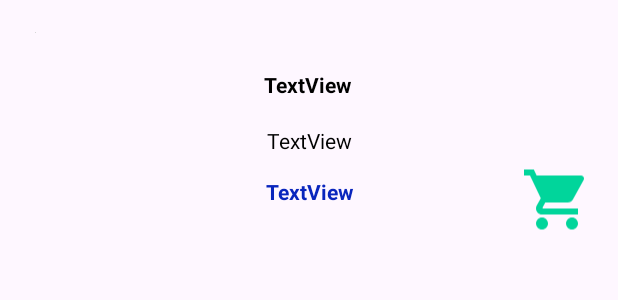
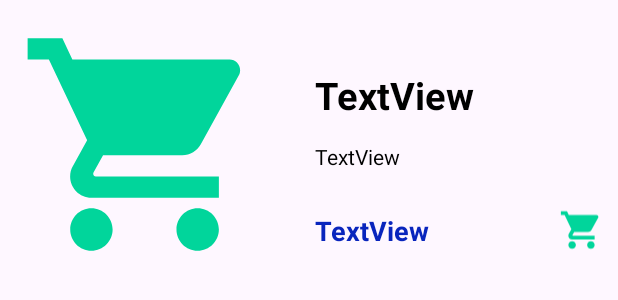
Before and after one commit to Soumyakant18/Echo_Buy, an Android app: the layout demolayout_item.xml on its own in the app's theme, with its tools: preview values and no code run, on a phone screen of 412 x 824 dp. Shown: the top 300 px of the screen. Run offline under Robolectric (Android 15) with nearby library versions, the phone set to English and light mode, and no system bars.

```diff
--- a/app/src/main/res/layout/demolayout_item.xml
+++ b/app/src/main/res/layout/demolayout_item.xml
@@ -1,5 +1,5 @@
 <?xml version="1.0" encoding="utf-8"?>
-<androidx.constraintlayout.widget.ConstraintLayout xmlns:android="http://schemas.android.com/apk/res/android"
+<RelativeLayout xmlns:android="http://schemas.android.com/apk/res/android"
     xmlns:app="http://schemas.android.com/apk/res-auto"
     xmlns:tools="http://schemas.android.com/tools"
     android:layout_width="match_parent"
@@ -7,30 +7,25 @@
 
     <ImageView
         android:id="@+id/imageView3"
-        android:layout_width="wrap_content"
-        android:layout_height="wrap_content"
-        app:layout_constraintBottom_toBottomOf="parent"
-        app:layout_constraintEnd_toEndOf="parent"
-        app:layout_constraintHorizontal_bias="0.056"
-        app:layout_constraintStart_toStartOf="parent"
-        app:layout_constraintTop_toTopOf="parent"
-        app:layout_constraintVertical_bias="0.026"
-        tools:srcCompat="@tools:sample/avatars" />
+        android:layout_width="170dp"
+        android:layout_height="170dp"
+        android:layout_alignParentTop="true"
+        android:layout_margin="11dp"
+
+        android:src="@drawable/cart_spice" />
 
     <TextView
         android:id="@+id/textView2"
         android:layout_width="wrap_content"
         android:layout_height="wrap_content"
         android:text="TextView"
+        android:textColor="@color/black"
+        android:textSize="25dp"
         android:textStyle="bold"
-        android:textColor="@color/black"
-
-        app:layout_constraintBottom_toBottomOf="parent"
-        app:layout_constraintEnd_toEndOf="parent"
-        app:layout_constraintHorizontal_bias="0.498"
-        app:layout_constraintStart_toStartOf="parent"
-        app:layout_constraintTop_toTopOf="parent"
-        app:layout_constraintVertical_bias="0.058" />
+        android:layout_below="@+id/imageView3"
+        android:layout_alignParentTop="true"
+        android:layout_marginLeft="210dp"
+        android:layout_marginTop="46dp"/>
 
     <TextView
         android:id="@+id/textView3"
@@ -38,35 +33,29 @@
         android:layout_height="wrap_content"
         android:text="TextView"
         android:textColor="@color/black"
-        app:layout_constraintBottom_toBottomOf="parent"
-        app:layout_constraintEnd_toEndOf="parent"
-        app:layout_constraintStart_toStartOf="parent"
-        app:layout_constraintTop_toBottomOf="@+id/textView2"
-        app:layout_constraintVertical_bias="0.024" />
+        android:layout_below="@+id/textView2"
+        android:layout_marginLeft="210dp"
+        android:layout_marginTop="14dp"
+         />
 
     <TextView
         android:id="@+id/textView4"
         android:layout_width="wrap_content"
         android:layout_height="wrap_content"
         android:text="TextView"
+        android:textColor="#0925BD"
+        android:textSize="18dp"
         android:textStyle="bold"
-        android:textColor="#0925BD"
-        app:layout_constraintBottom_toBottomOf="parent"
-        app:layout_constraintEnd_toEndOf="parent"
-        app:layout_constraintHorizontal_bias="0.501"
-        app:layout_constraintStart_toStartOf="parent"
-        app:layout_constraintTop_toBottomOf="@+id/textView3"
-        app:layout_constraintVertical_bias="0.021" />
+        android:layout_below="@+id/textView3"
+        android:layout_marginLeft="210dp"
+        android:layout_marginTop="27dp"/>
 
     <ImageView
         android:id="@+id/imageView4"
-        android:layout_width="48dp"
-        android:layout_height="51dp"
-        app:layout_constraintBottom_toBottomOf="parent"
-        app:layout_constraintEnd_toEndOf="parent"
-        app:layout_constraintHorizontal_bias="0.955"
-        app:layout_constraintStart_toStartOf="parent"
-        app:layout_constraintTop_toTopOf="parent"
-        app:layout_constraintVertical_bias="0.139"
-        android:src="@drawable/cart_spice" />
-</androidx.constraintlayout.widget.ConstraintLayout>
+        android:layout_width="30dp"
+        android:layout_height="36dp"
+        android:src="@drawable/cart_spice"
+        android:layout_alignParentEnd="true"
+        android:layout_marginTop="135dp"
+        android:layout_marginRight="9dp"/>
+</RelativeLayout>
```
Also changed, not shown: app/src/main/AndroidManifest.xml (+5 -4 lines), app/src/main/java/com/example/echobuy/CustomAdapter.java (added, +54 -0 lines), app/src/main/java/com/example/echobuy/itemlist.java (deleted, +0 -64 lines), app/src/main/java/com/example/echobuy/listviewitem.java (added, +29 -0 lines), app/src/main/java/com/example/echobuy/pojo.java (added, +47 -0 lines), app/src/main/java/com/example/echobuy/ui/home/HomeFragment.java (+22 -1 lines), app/src/main/res/layout/activity_listviewitem.xml (added, +18 -0 lines), app/src/main/res/layout/fragment_home.xml (+8 -0 lines), app/src/main/res/layout/fragment_itemlist.xml (deleted, +0 -14 lines).
